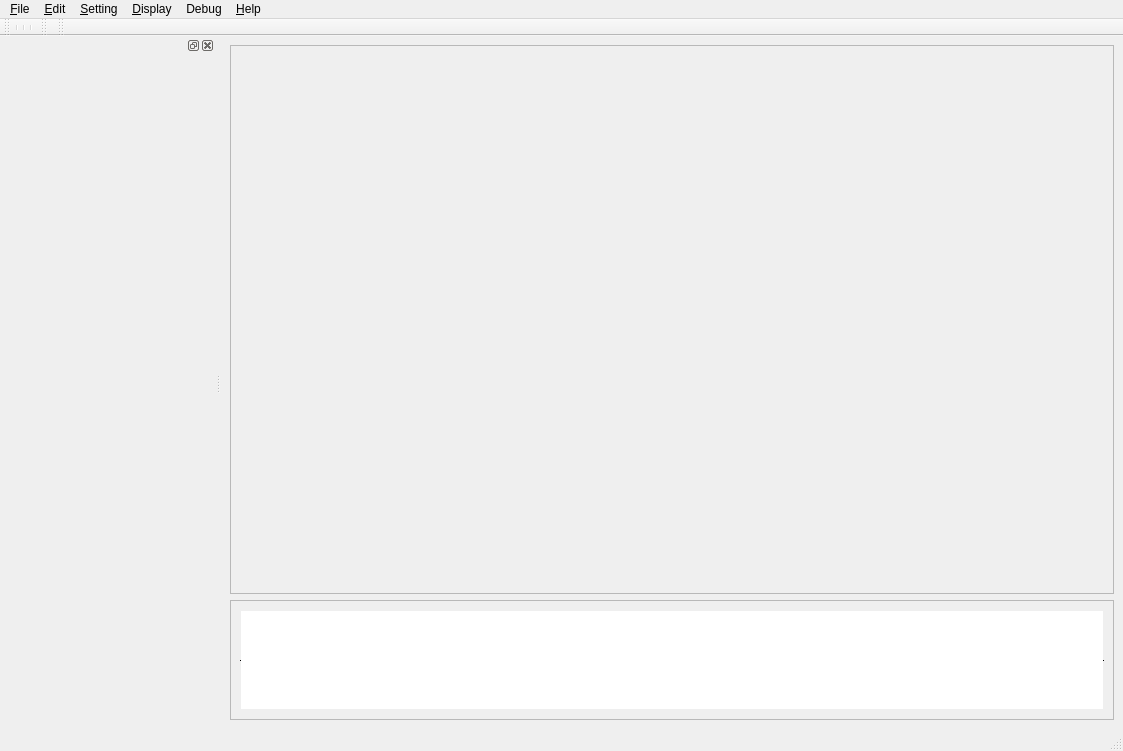
Before: the Qt Designer form mainwindow.ui in swayfreeda/IGITBuildingReconstruction, drawn with Qt 5.
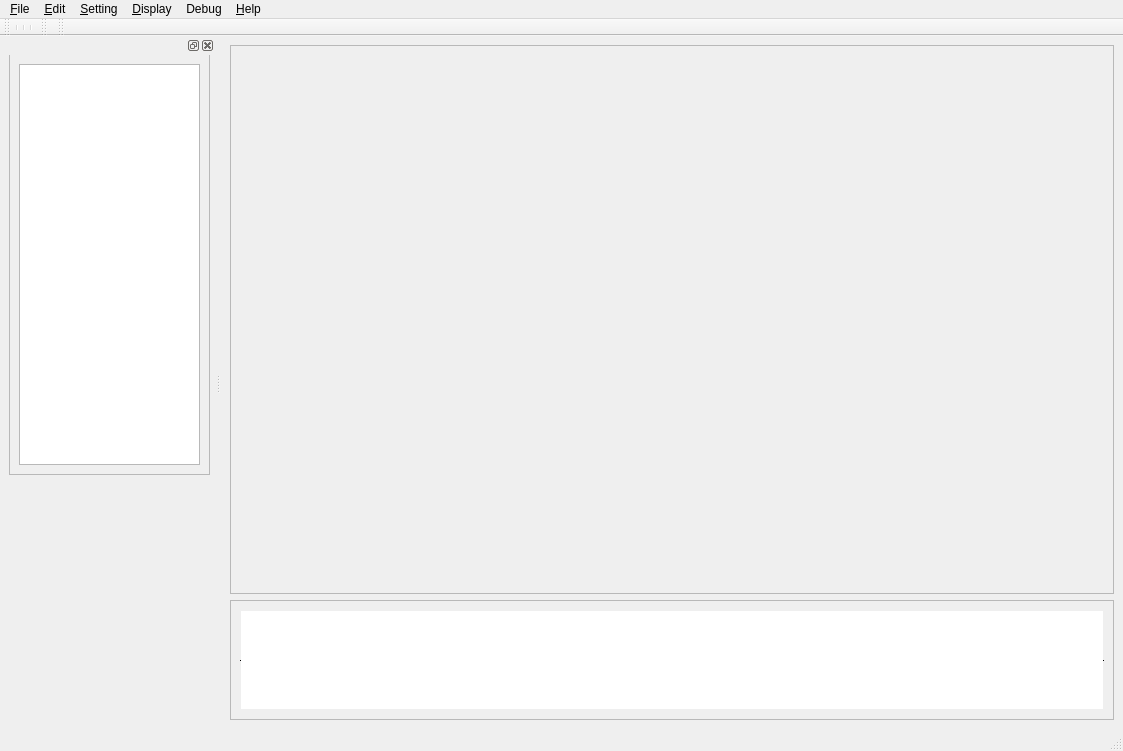
After: the same form once the commit is applied. Icons and pictures are not drawn. Custom widgets are drawn as their Qt base class.

Diff of the .ui file:
```diff
--- a/mainwindow.ui
+++ b/mainwindow.ui
@@ -254,7 +254,36 @@
    <attribute name="dockWidgetArea">
     <number>1</number>
    </attribute>
-   <widget class="QWidget" name="dockWidgetContents"/>
+   <widget class="QWidget" name="dockWidgetContents">
+    <widget class="QScrollArea" name="planeLsitScrollArea">
+     <property name="geometry">
+      <rect>
+       <x>9</x>
+       <y>-1</y>
+       <width>201</width>
+       <height>421</height>
+      </rect>
+     </property>
+     <property name="widgetResizable">
+      <bool>true</bool>
+     </property>
+     <widget class="QWidget" name="planeScrollAreaWidgetContents">
+      <property name="geometry">
+       <rect>
+        <x>0</x>
+        <y>0</y>
+        <width>199</width>
+        <height>419</height>
+       </rect>
+      </property>
+      <layout class="QVBoxLayout" name="verticalLayout_2">
+       <item>
+        <widget class="QListWidget" name="planeListWidget"/>
+       </item>
+      </layout>
+     </widget>
+    </widget>
+   </widget>
   </widget>
   <action name="loadDataAction">
    <property name="icon">
```
Left out of the diff: 9 changed lines with no effect on the pictures.
